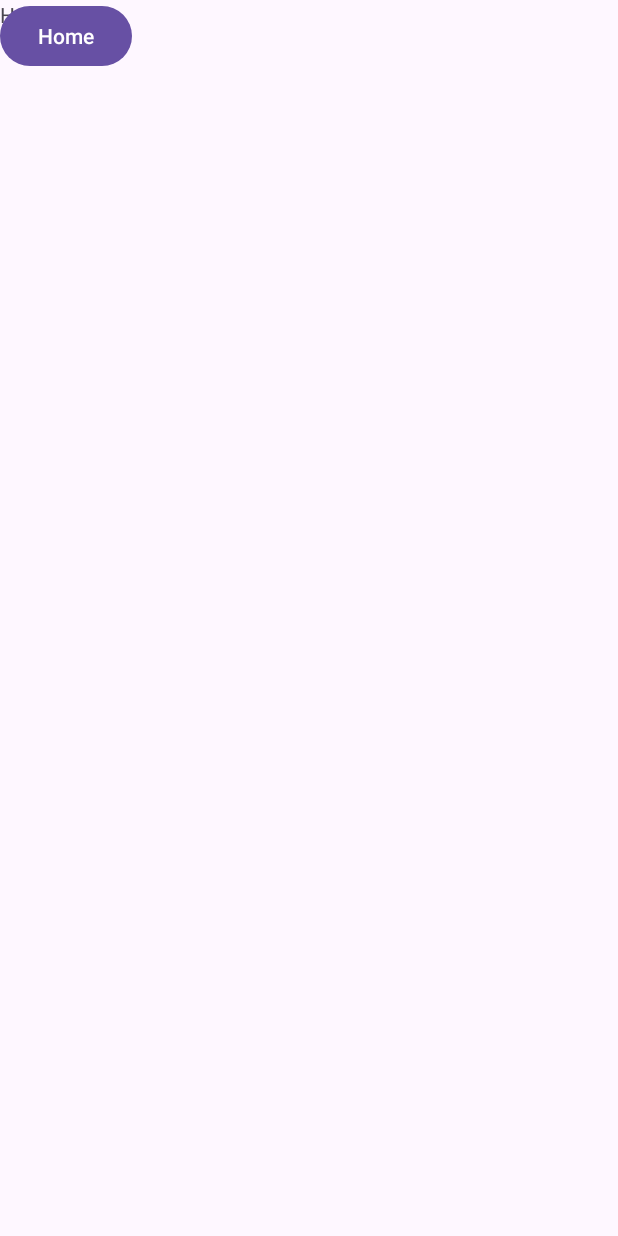
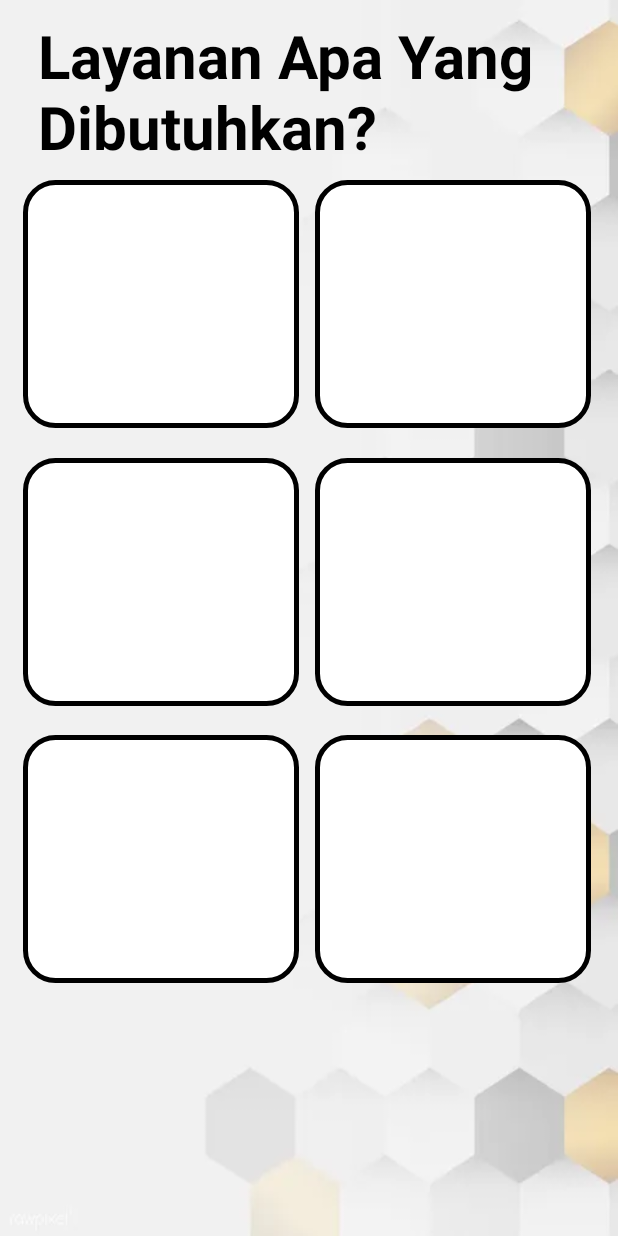
Before and after one commit to adventaa/Aplikasi_Tolong_Aku, an Android app: the fragment Home shown on its own in the app's theme, on a phone screen of 412 x 824 dp. Run offline under Robolectric (Android 15) with nearby library versions, the phone set to English and light mode, and no system bars.

Commit message:
layout home (3)

```diff
--- a/app/src/main/java/com/example/tolong_aku/Home.java
+++ /dev/null
@@ -1,64 +0,0 @@
-package com.example.tolong_aku;
-
-import android.os.Bundle;
-
-import androidx.fragment.app.Fragment;
-
-import android.view.LayoutInflater;
-import android.view.View;
-import android.view.ViewGroup;
-
-/**
- * A simple {@link Fragment} subclass.
- * Use the {@link Home#newInstance} factory method to
- * create an instance of this fragment.
- */
-public class Home extends Fragment {
-
-    // TODO: Rename parameter arguments, choose names that match
-    // the fragment initialization parameters, e.g. ARG_ITEM_NUMBER
-    private static final String ARG_PARAM1 = "param1";
-    private static final String ARG_PARAM2 = "param2";
-
-    // TODO: Rename and change types of parameters
-    private String mParam1;
-    private String mParam2;
-
-    public Home() {
-        // Required empty public constructor
-    }
-
-    /**
-     * Use this factory method to create a new instance of
-     * this fragment using the provided parameters.
-     *
-     * @param param1 Parameter 1.
-     * @param param2 Parameter 2.
-     * @return A new instance of fragment Home.
-     */
-    // TODO: Rename and change types and number of parameters
-    public static Home newInstance(String param1, String param2) {
-        Home fragment = new Home();
-        Bundle args = new Bundle();
-        args.putString(ARG_PARAM1, param1);
-        args.putString(ARG_PARAM2, param2);
-        fragment.setArguments(args);
-        return fragment;
-    }
-
-    @Override
-    public void onCreate(Bundle savedInstanceState) {
-        super.onCreate(savedInstanceState);
-        if (getArguments() != null) {
-            mParam1 = getArguments().getString(ARG_PARAM1);
-            mParam2 = getArguments().getString(ARG_PARAM2);
-        }
-    }
-
-    @Override
-    public View onCreateView(LayoutInflater inflater, ViewGroup container,
-                             Bundle savedInstanceState) {
-        // Inflate the layout for this fragment
-        return inflater.inflate(R.layout.fragment_home, container, false);
-    }
-}
--- /dev/null
+++ b/app/src/main/java/com/example/tolong_aku/Home.kt
@@ -0,0 +1,59 @@
+package com.example.tolong_aku
+
+import android.os.Bundle
+import android.view.LayoutInflater
+import android.view.View
+import android.view.ViewGroup
+import androidx.fragment.app.Fragment
+
+// TODO: Rename parameter arguments, choose names that match
+// the fragment initialization parameters, e.g. ARG_ITEM_NUMBER
+private const val ARG_PARAM1 = "param1"
+private const val ARG_PARAM2 = "param2"
+
+/**
+ * A simple [Fragment] subclass.
+ * Use the [Home.newInstance] factory method to
+ * create an instance of this fragment.
+ */
+class Home : Fragment() {
+    // TODO: Rename and change types of parameters
+    private var param1: String? = null
+    private var param2: String? = null
+
+    override fun onCreate(savedInstanceState: Bundle?) {
+        super.onCreate(savedInstanceState)
+        arguments?.let {
+            param1 = it.getString(ARG_PARAM1)
+            param2 = it.getString(ARG_PARAM2)
+        }
+    }
+
+    override fun onCreateView(
+        inflater: LayoutInflater, container: ViewGroup?,
+        savedInstanceState: Bundle?
+    ): View? {
+        // Inflate the layout for this fragment
+        return inflater.inflate(R.layout.fragment_home, container, false)
+    }
+
+    companion object {
+        /**
+         * Use this factory method to create a new instance of
+         * this fragment using the provided parameters.
+         *
+         * @param param1 Parameter 1.
+         * @param param2 Parameter 2.
+         * @return A new instance of fragment Homee.
+         */
+        // TODO: Rename and change types and number of parameters
+        @JvmStatic
+        fun newInstance(param1: String, param2: String) =
+            Home().apply {
+                arguments = Bundle().apply {
+                    putString(ARG_PARAM1, param1)
+                    putString(ARG_PARAM2, param2)
+                }
+            }
+    }
+}
--- a/app/src/main/res/layout/activity_main_menu.xml
+++ b/app/src/main/res/layout/activity_main_menu.xml
@@ -11,6 +11,7 @@
         android:id="@+id/frame_layout"
         android:layout_width="0dp"
         android:layout_height="0dp"
+        app:layout_constraintBottom_toTopOf="@+id/bottomNavigationView"
         app:layout_constraintEnd_toEndOf="parent"
         app:layout_constraintStart_toStartOf="parent"
         app:layout_constraintTop_toTopOf="parent">
--- a/app/src/main/res/layout/fragment_berita.xml
+++ b/app/src/main/res/layout/fragment_berita.xml
@@ -3,6 +3,7 @@
     xmlns:tools="http://schemas.android.com/tools"
     android:layout_width="match_parent"
     android:layout_height="match_parent"
+    android:background="@color/white"
     tools:context=".Berita">
 
     <!-- TODO: Update blank fragment layout -->
@@ -13,8 +14,8 @@
 
     <Button
         android:id="@+id/button"
-        android:layout_width="wrap_content"
-        android:layout_height="wrap_content"
+        android:layout_width="match_parent"
+        android:layout_height="310dp"
         android:text="Berita" />
 
 </FrameLayout>
--- a/app/src/main/res/layout/fragment_home.xml
+++ b/app/src/main/res/layout/fragment_home.xml
@@ -3,18 +3,115 @@
     xmlns:tools="http://schemas.android.com/tools"
     android:layout_width="match_parent"
     android:layout_height="match_parent"
+    android:background="@drawable/wallpaper"
     tools:context=".Home">
 
     <!-- TODO: Update blank fragment layout -->
+
     <TextView
-        android:layout_width="match_parent"
-        android:layout_height="match_parent"
-        android:text="Home" />
-
-    <Button
-        android:id="@+id/button"
+        android:id="@+id/TolongAku"
         android:layout_width="wrap_content"
         android:layout_height="wrap_content"
-        android:text="Home" />
+        android:layout_alignParentTop="true"
+        android:layout_centerHorizontal="true"
+        android:layout_marginStart="25dp"
+        android:layout_marginTop="10dp"
+        android:text="Layanan Apa Yang Dibutuhkan?"
+        android:textColor="@color/black"
+        android:textSize="40sp"
+        android:textStyle="bold">
+    </TextView>
+
+    <ImageButton
+        android:id="@+id/button1"
+        android:layout_width="184dp"
+        android:layout_height="165dp"
+        android:layout_alignParentStart="true"
+        android:layout_alignParentTop="true"
+        android:layout_alignParentEnd="true"
+        android:layout_alignParentBottom="true"
+        android:layout_marginStart="15dp"
+        android:layout_marginTop="120dp"
+        android:layout_marginEnd="10dp"
+        android:layout_marginBottom="0dp"
+        android:background="@drawable/boxputih2">
+    </ImageButton>
+
+
+
+    <ImageButton
+        android:id="@+id/button2"
+        android:layout_width="184dp"
+        android:layout_height="165dp"
+        android:layout_alignParentStart="true"
+        android:layout_alignParentTop="true"
+        android:layout_alignParentEnd="true"
+        android:layout_alignParentBottom="true"
+        android:layout_marginStart="15dp"
+        android:layout_marginTop="305dp"
+        android:layout_marginEnd="10dp"
+        android:layout_marginBottom="0dp"
+        android:background="@drawable/boxputih2">
+    </ImageButton>
+
+    <ImageButton
+        android:id="@+id/button3"
+        android:layout_width="184dp"
+        android:layout_height="165dp"
+        android:layout_alignParentStart="true"
+        android:layout_alignParentTop="true"
+        android:layout_alignParentEnd="true"
+        android:layout_alignParentBottom="true"
+        android:layout_marginStart="15dp"
+        android:layout_marginTop="490dp"
+        android:layout_marginEnd="10dp"
+        android:layout_marginBottom="0dp"
+        android:background="@drawable/boxputih2">
+    </ImageButton>
+
+    <ImageButton
+        android:id="@+id/button4"
+        android:layout_width="184dp"
+        android:layout_height="165dp"
+        android:layout_alignParentStart="true"
+        android:layout_alignParentTop="true"
+        android:layout_alignParentEnd="true"
+        android:layout_alignParentBottom="true"
+        android:layout_marginStart="210dp"
+        android:layout_marginTop="120dp"
+        android:layout_marginEnd="10dp"
+        android:layout_marginBottom="0dp"
+        android:background="@drawable/boxputih2">
+    </ImageButton>
+
+    <ImageButton
+        android:id="@+id/button5"
+        android:layout_width="184dp"
+        android:layout_height="165dp"
+        android:layout_alignParentStart="true"
+        android:layout_alignParentTop="true"
+        android:layout_alignParentEnd="true"
+        android:layout_alignParentBottom="true"
+        android:layout_marginStart="210dp"
+        android:layout_marginTop="305dp"
+        android:layout_marginEnd="10dp"
+        android:layout_marginBottom="0dp"
+        android:background="@drawable/boxputih2">
+    </ImageButton>
+
+    <ImageButton
+        android:id="@+id/button6"
+        android:layout_width="184dp"
+        android:layout_height="165dp"
+        android:layout_alignParentStart="true"
+        android:layout_alignParentTop="true"
+        android:layout_alignParentEnd="true"
+        android:layout_alignParentBottom="true"
+        android:layout_marginStart="210dp"
+        android:layout_marginTop="490dp"
+        android:layout_marginEnd="10dp"
+        android:layout_marginBottom="0dp"
+        android:background="@drawable/boxputih2">
+    </ImageButton>
 
 </FrameLayout>
--- a/app/src/main/res/layout/fragment_ulasan.xml
+++ b/app/src/main/res/layout/fragment_ulasan.xml
@@ -3,9 +3,9 @@
     xmlns:tools="http://schemas.android.com/tools"
     android:layout_width="match_parent"
     android:layout_height="match_parent"
+    android:background="@color/black"
     tools:context=".Ulasan">
 
-    <!-- TODO: Update blank fragment layout -->
     <TextView
         android:layout_width="match_parent"
         android:layout_height="match_parent"
@@ -13,8 +13,8 @@
 
     <Button
         android:id="@+id/button"
-        android:layout_width="wrap_content"
-        android:layout_height="wrap_content"
+        android:layout_width="match_parent"
+        android:layout_height="310dp"
         android:text="Ulasan" />
 
 </FrameLayout>
```
Also changed, not shown: app/src/main/java/com/example/tolong_aku/MainMenu.kt (+8 -0 lines), app/src/main/java/com/example/tolong_aku/Ulasan.java (deleted, +0 -64 lines), app/src/main/java/com/example/tolong_aku/Ulasan.kt (added, +59 -0 lines).
